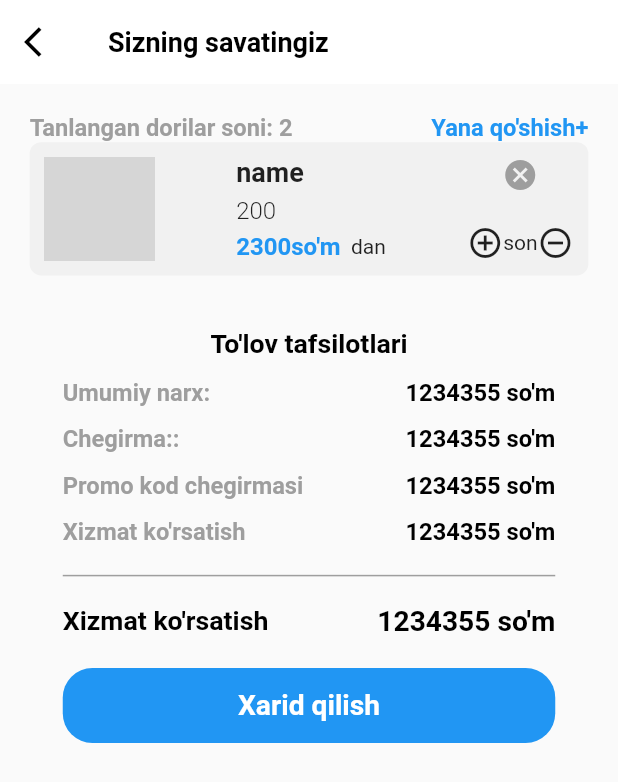
After one commit to ahadjonovss/osonapteka_clone, a Flutter app: the CartPage screen opened directly, on a phone screen of 412 x 824 dp. The commit adds this screen. Shown: the top 782 px of the screen. Run offline on Flutter 3.47's test engine with Material 2 defaults, Android fonts, the phone set to English and light mode, and no system bars; our stand-ins replace dio, flutter_screenutil, lottie; network calls fail; grey boxes are pictures that could not be loaded.

Commit message:
Cart page added

```diff
--- a/lib/models/drug_model.dart
+++ b/lib/models/drug_model.dart
@@ -12,6 +12,7 @@ class Drugs {
   String imageUrl;
   num price;
   num quantity;
+  int count=0;
 
   Drugs(
       {required this.name,
--- /dev/null
+++ b/lib/pages/cart_page.dart
@@ -0,0 +1,127 @@
+import 'package:flutter/material.dart';
+import 'package:flutter_screenutil/flutter_screenutil.dart';
+import 'package:osonapteka_app/models/drug_model.dart';
+import 'package:osonapteka_app/widgets/drug_buy_widget.dart';
+import 'package:osonapteka_app/widgets/drug_widget.dart';
+
+class CartPage extends StatefulWidget {
+  const CartPage({Key? key}) : super(key: key);
+
+  @override
+  State<CartPage> createState() => _CartPageState();
+}
+
+class _CartPageState extends State<CartPage> {
+ Drugs product=Drugs(name: "name", price: 2300, description: "description", id: 1, imageUrl: "https://source.unsplash.com/random", quantity: 200);
+
+  @override
+  Widget build(BuildContext context) {
+    return Scaffold(
+      appBar: AppBar(
+        backgroundColor: Colors.white,
+        elevation: 0,
+        leading: InkWell(
+            onTap: (){Navigator.pop(context);},
+            child: Icon(Icons.arrow_back_ios,color: Colors.black,)),
+        title: Text("Sizning savatingiz",style: TextStyle(color: Colors.black,fontSize: 18,fontWeight: FontWeight.w700),),
+      ),
+      body: SafeArea(
+        child: Container(
+          padding: EdgeInsets.all(20.r),
+          child: Column(
+            children: [
+              Row(
+                mainAxisAlignment: MainAxisAlignment.spaceBetween,
+                children: [
+                  Text("Tanlangan dorilar soni: 2",
+            style: TextStyle(color: Colors.grey,fontSize: 16.sp,fontWeight: FontWeight.w600),
+        ),
+                  Text("Yana qo'shish+",style: TextStyle(color: Colors.blue,fontSize: 16.sp,fontWeight: FontWeight.w600),
+        )
+                ],
+              ),
+              drug_cart(context, product),
+              Container(
+                width: 350.w,
+                padding: EdgeInsets.all(20).r,
+                child: Column(
+                  children: [
+                    Text("To'lov tafsilotlari",style: TextStyle(color: Colors.black,fontSize: 18.sp,fontWeight: FontWeight.w600)),
+                      SizedBox(height: 12.h,),
+                      Row(
+                        mainAxisAlignment: MainAxisAlignment.spaceBetween,
+                        children: [
+                          Text("Umumiy narx:",style: TextStyle(color: Colors.grey,fontSize: 16.sp,fontWeight: FontWeight.w600),),
+                          Text("1234355 so'm",style: TextStyle(color: Colors.black,fontSize: 16.sp,fontWeight: FontWeight.w600),),
+
+
+                        ],
+                      ),
+                    SizedBox(height: 12.h,),
+                      Row(
+                      mainAxisAlignment: MainAxisAlignment.spaceBetween,
+                      children: [
+                        Text("Chegirma::",style: TextStyle(color: Colors.grey,fontSize: 16.sp,fontWeight: FontWeight.w600),),
+                        Text("1234355 so'm",style: TextStyle(color: Colors.black,fontSize: 16.sp,fontWeight: FontWeight.w600),),
+
+
+                      ],
+                    ),
+                    SizedBox(height: 12.h,),
+                    Row(
+                      mainAxisAlignment: MainAxisAlignment.spaceBetween,
+                      children: [
+                        Text("Promo kod chegirmasi",style: TextStyle(color: Colors.grey,fontSize: 16.sp,fontWeight: FontWeight.w600),),
+                        Text("1234355 so'm",style: TextStyle(color: Colors.black,fontSize: 16.sp,fontWeight: FontWeight.w600),),
+
+
+                      ],
+                    ),
+                    SizedBox(height: 12.h,),
+                    Row(
+                      mainAxisAlignment: MainAxisAlignment.spaceBetween,
+                      children: [
+                        Text("Xizmat ko'rsatish",style: TextStyle(color: Colors.grey,fontSize: 16.sp,fontWeight: FontWeight.w600),),
+                        Text("1234355 so'm",style: TextStyle(color: Colors.black,fontSize: 16.sp,fontWeight: FontWeight.w600),),
+
+
+                      ],
+                    ),
+                    SizedBox(height: 12.h,),
+                    Divider(
+                      color: Colors.grey,
+                      thickness: 1,
+
+                    ),
+                    SizedBox(height: 12.h,),
+                    Row(
+                      mainAxisAlignment: MainAxisAlignment.spaceBetween,
+                      children: [
+                        Text("Xizmat ko'rsatish",style: TextStyle(color: Colors.black,fontSize: 18.sp,fontWeight: FontWeight.w600),),
+                        Text("1234355 so'm",style: TextStyle(color: Colors.black,fontSize: 19.sp,fontWeight: FontWeight.w600),),
+
+
+                      ],
+                    ),
+                    SizedBox(height: 20.h,),
+                    Container(
+                      height: 50,
+                      decoration: BoxDecoration(
+                        color: Colors.blue,
+                        borderRadius: BorderRadius.circular(20).r,
+                      ),
+                      child: Center(
+                        child: Text("Xarid qilish",style: TextStyle(color: Colors.
+                            white,fontSize: 19.sp,fontWeight: FontWeight.w600),),
+                      ),
+                    )
+                  ],
+                ),
+              ), //oplata
+            ],
+          ),
+        ),
+      ),
+    );
+  }
+}
--- a/lib/pages/home_page_1.1.dart
+++ b/lib/pages/home_page_1.1.dart
@@ -2,6 +2,7 @@ import 'package:dio/dio.dart';
 import 'package:flutter/material.dart';
 import 'package:flutter_screenutil/flutter_screenutil.dart';
 import 'package:lottie/lottie.dart';
+import 'package:osonapteka_app/pages/cart_page.dart';
 import 'package:osonapteka_app/pages/search_page.dart';
 import 'package:osonapteka_app/widgets/drug_widget.dart';
 
@@ -64,10 +65,11 @@ class _HomePageState extends State<HomePage> {
                             ), //Qidiruvni boshlash
                             SizedBox(height: 12.h,),
                             InkWell(
-                              onTap: ()=>Navigator.pop(context),
+                              onTap: ()=>Navigator.push(context, MaterialPageRoute(builder: (_)=>CartPage())),
                               child: Row(
                                 children:  [
-                                  Text("Tumanni tanlash", style: TextStyle(color: Colors.white,fontSize: 16.sp,fontWeight: FontWeight.w600),),
+                                  Text("Tumanni tanlash",
+                                    style: TextStyle(color: Colors.white,fontSize: 16.sp,fontWeight: FontWeight.w600),),
                                   Icon(Icons.navigate_next,color: Colors.white,size: 20.sp,)
                                 ],
                               ),
--- /dev/null
+++ b/lib/widgets/drug_buy_widget.dart
@@ -0,0 +1,73 @@
+import 'package:flutter/cupertino.dart';
+import 'package:flutter/material.dart';
+import 'package:flutter_screenutil/flutter_screenutil.dart';
+import 'package:osonapteka_app/models/drug_model.dart';
+import 'package:osonapteka_app/pages/drug_page.dart';
+
+import '../utils/project_images.dart';
+
+Widget drug_cart(BuildContext context,Drugs product){
+  return InkWell(
+    onTap: (){
+      Navigator.push(context, MaterialPageRoute(builder: (context)=>DrugPage(product: product,)));
+    },
+    child: Container(
+      margin: EdgeInsets.only(bottom: 16),
+      padding: EdgeInsets.all(10).r,
+      height:90.h,
+      decoration: BoxDecoration(
+          borderRadius: BorderRadius.circular(8).r,
+          color: Colors.grey.withOpacity(0.10)
+      ),
+      child: Row(
+        mainAxisAlignment: MainAxisAlignment.spaceBetween,
+        children: [
+          Container(
+            height: 70.h,
+            width: 70.w,
+            decoration: BoxDecoration(
+                borderRadius: BorderRadius.circular(8).r,
+                image: DecorationImage(
+                    image: NetworkImage(product.imageUrl),
+                    fit: BoxFit.cover
+                )
+            ),
+          ),
+          Container(
+            child: Column(
+              mainAxisAlignment: MainAxisAlignment.spaceBetween,
+              crossAxisAlignment: CrossAxisAlignment.start,
+              children: [
+                Text(product.name,style: TextStyle(fontWeight: FontWeight.w600,fontSize: 18),),
+                Text("${product.quantity}",style: TextStyle(fontWeight: FontWeight.w300,fontSize: 16),),
+                Row(
+                  children: [
+                    Text("${product.price}so'm",style: TextStyle(fontWeight: FontWeight.w600,fontSize: 16,color: Colors.blue),),
+                    Text("  dan")
+                  ],
+                )
+              ],
+            ),
+          ),
+          Container(
+            child: Column(
+              mainAxisAlignment: MainAxisAlignment.spaceBetween,
+              children: [
+                Icon(Icons.cancel,color: Colors.grey,),
+                Row(
+                  children: [
+                    Icon(Icons.add_circle_outline),
+                    Text("son"),
+                    Icon(Icons.remove_circle_outline)
+
+                  ],
+                )
+              ],
+            ),
+          )
+        ],
+      ),
+
+    ),
+  );
+}
```
